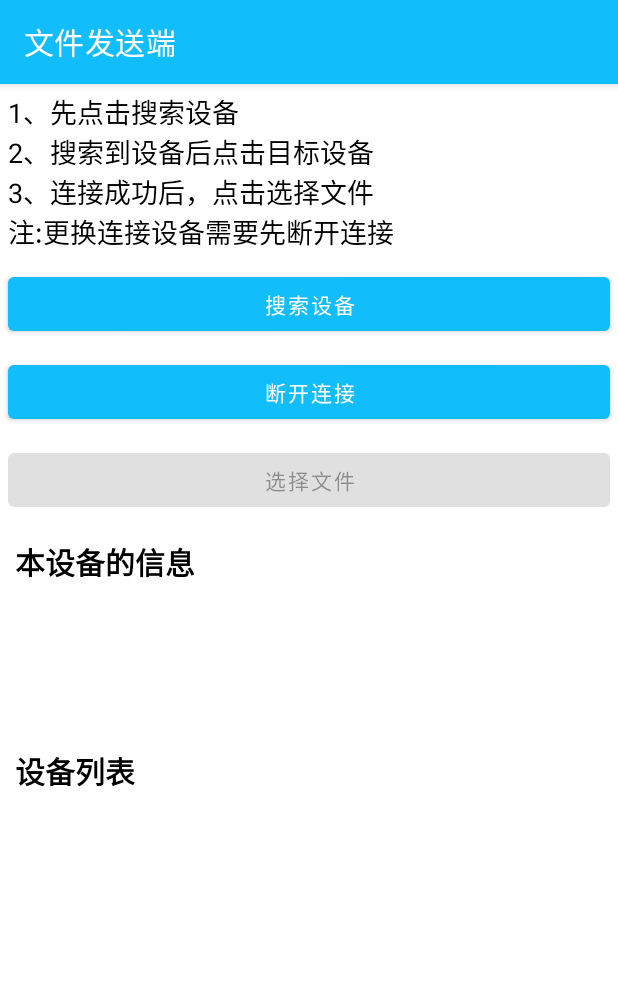
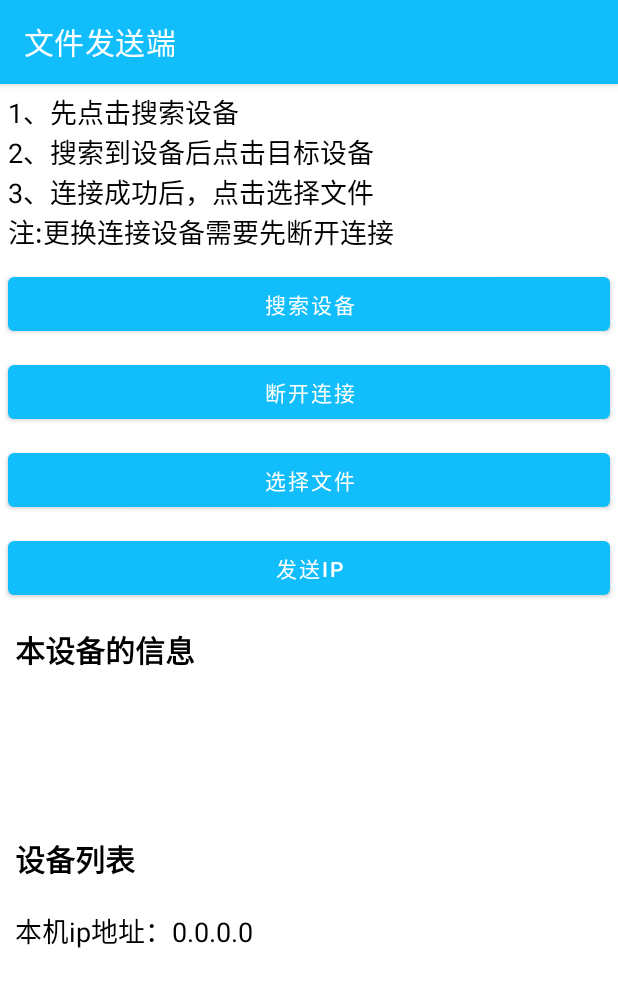
Before and after one commit to Nancywsn/TransbyWifi, an Android app: the FileSenderActivity screen opened directly, with no data from a screen before it, after a tap on "搜索设备", on a phone screen of 412 x 824 dp. Shown: the top 987 px of the screen. Run offline under Robolectric (Android 15) with nearby library versions, the phone set to English and light mode, and no system bars.

Commit message:
GC发送ip到GO

```diff
--- a/app/src/main/java/com/example/transbywifi/BaseActivity.kt
+++ b/app/src/main/java/com/example/transbywifi/BaseActivity.kt
@@ -3,8 +3,11 @@ package com.example.transbywifi
 import android.app.Activity
 import android.app.ProgressDialog
 import android.content.Intent
+import android.net.wifi.WifiManager
 import android.widget.Toast
 import androidx.appcompat.app.AppCompatActivity
+
+
 //ddd
 open class BaseActivity : AppCompatActivity() {
 
@@ -36,4 +39,35 @@ open class BaseActivity : AppCompatActivity() {
         startActivity(Intent(this, clazz))
     }
 
+    fun getIpAddress(): String? {
+        //ipv6格式的地址
+//        try {
+//            val en: Enumeration<NetworkInterface> = NetworkInterface.getNetworkInterfaces()
+//            while (en.hasMoreElements()) {
+//                val nwInterface: NetworkInterface = en.nextElement()
+//                val enumIpAdder: Enumeration<InetAddress> = nwInterface.inetAddresses
+//                while (enumIpAdder.hasMoreElements()) {
+//                    val netAddress: InetAddress = enumIpAdder.nextElement()
+//                    if (!netAddress.isLoopbackAddress  && !netAddress.isLinkLocalAddress) {
+//                    return netAddress.hostAddress.toString()
+//                    }
+//                }
+//            }
+//        } catch (e: SocketException) {
+//            e.printStackTrace()
+//        }
+//        return null
+
+        //获取ipv4格式的地址
+        val wifiManager = applicationContext.getSystemService(WIFI_SERVICE) as WifiManager
+        val wifiInfo = wifiManager.connectionInfo
+        val ipAddress = wifiInfo.ipAddress
+        return (ipAddress and 0xff).toString() + "." +
+                (ipAddress shr 8 and 0xff) + "." +
+                (ipAddress shr 16 and 0xff) + "." +
+                (ipAddress shr 24 and 0xff)
+    }
+
+
+
 }
--- a/app/src/main/java/com/example/transbywifi/DeviceAdapter.kt
+++ b/app/src/main/java/com/example/transbywifi/DeviceAdapter.kt
@@ -32,7 +32,7 @@ class DeviceAdapter(private val wifiP2pDeviceList: List<WifiP2pDevice>) :
     override fun onBindViewHolder(holder: ViewHolder, position: Int) {
         val device = wifiP2pDeviceList[position]
         holder.tvDeviceName.text = device.deviceName
-        holder.tvDeviceAddress.text = device.deviceAddress
+//        holder.tvDeviceAddress.text = device.deviceAddress
         holder.tvDeviceDetails.text = WifiP2pUtils.getDeviceStatus(deviceStatus = device.status)
         holder.itemView.setOnClickListener {
             onItemClickListener?.onItemClick(position = position)
@@ -45,11 +45,11 @@ class DeviceAdapter(private val wifiP2pDeviceList: List<WifiP2pDevice>) :
 
     class ViewHolder(itemView: View) : RecyclerView.ViewHolder(itemView) {
         val tvDeviceName: TextView
-        val tvDeviceAddress: TextView
+//        val tvDeviceAddress: TextView
         val tvDeviceDetails: TextView
         init {
             tvDeviceName = itemView.tvDeviceName
-            tvDeviceAddress = itemView.tvDeviceAddress
+//            tvDeviceAddress = itemView.tvDeviceAddress
             tvDeviceDetails = itemView.tvDeviceDetails
         }
     }
--- a/app/src/main/java/com/example/transbywifi/sender/FileSenderActivity.kt
+++ b/app/src/main/java/com/example/transbywifi/sender/FileSenderActivity.kt
@@ -41,7 +41,22 @@ class FileSenderActivity : BaseActivity() {
             getContentLaunch.launch("image/*")  //跳转文件选择界，获取相册
             //"image/*"指定只显示图片
         }
+        btnsendip.setOnClickListener{
+            val ipAddress = wifiP2pInfo?.groupOwnerAddress?.hostAddress     //群主的IP地址
+//            val ipAddress ="10.10.254.94"//平板的ip
+            //发送本机IP地址
+            if (ipAddress != null) {
+                fileSenderViewModel.sendip(ipAddress, getIpAddress()!!)
+            }
+
+            log("已发送本机IP地址")
+
+        }
         btnDirectDiscover.setOnClickListener {
+            val ipaddress=getIpAddress()
+            log("本机ip地址：$ipaddress")
+
+
             if (!wifiP2pEnabled) {
                 showToast("需要先打开Wifi")
                 return@setOnClickListener
@@ -140,10 +155,13 @@ class FileSenderActivity : BaseActivity() {
     ) { imageUri ->
         if (imageUri != null) {
             val ipAddress = wifiP2pInfo?.groupOwnerAddress?.hostAddress     //群主的IP地址
+//            val ipAddress ="2001:250:4000:4199:f083:c6ff:fec9:2839"
+//            val ipAddress ="10.15.187.12"
+
             //getHostAddress方法返回字符串形式的IP地址
             log("getContentLaunch $imageUri $ipAddress")
             if (!ipAddress.isNullOrBlank()) {   //如果ipaddress不为空，则开始发送文件
-                //isNullOrBlank为空指针或者字串长度为0或者全为空格时返回true，非空串与可空串均可调用
+             //isNullOrBlank为空指针或者字串长度为0或者全为空格时返回true，非空串与可空串均可调用
                 fileSenderViewModel.send(ipAddress = ipAddress, fileUri = imageUri)
             }
         }
--- a/app/src/main/res/layout/activity_file_sender.xml
+++ b/app/src/main/res/layout/activity_file_sender.xml
@@ -42,8 +42,16 @@
                 android:layout_width="match_parent"
                 android:layout_height="wrap_content"
                 android:layout_margin="5dp"
-                android:enabled="false"
+                android:enabled="true"
                 android:text="选择文件" />
+
+            <Button
+                android:id="@+id/btnsendip"
+                android:layout_width="match_parent"
+                android:layout_height="wrap_content"
+                android:layout_margin="5dp"
+                android:enabled="true"
+                android:text="发送ip" />
         </LinearLayout>
 
 
```
Also changed, not shown: app/src/main/java/com/example/transbywifi/receiver/FileReceiverActivity.kt (+14 -3 lines), app/src/main/java/com/example/transbywifi/receiver/FileReceiverViewModel.kt (+61 -0 lines), app/src/main/java/com/example/transbywifi/sender/FileSenderViewModel.kt (+82 -1 lines), app/src/main/res/layout/activity_file_receiver.xml (+7 -0 lines), app/src/main/res/layout/item_device.xml (+14 -14 lines).
